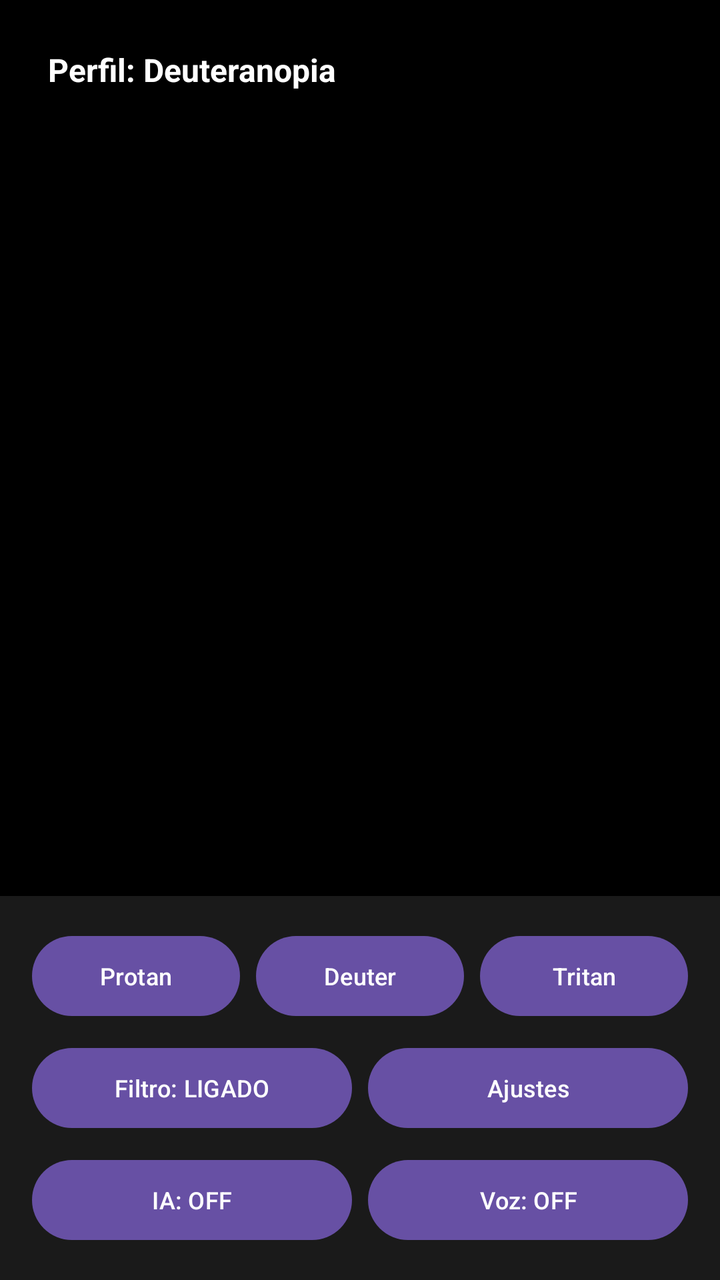
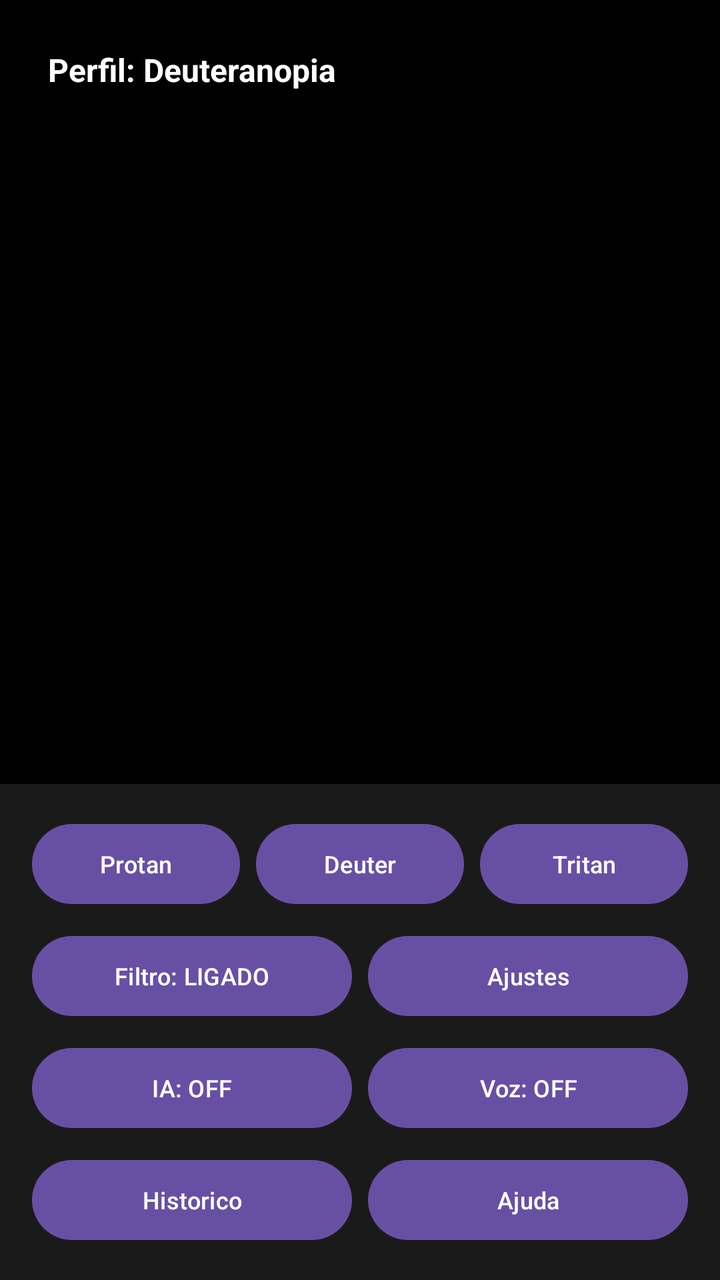

The first picture is an Android layout as it rendered before a commit; the second is the same layout after the commit. The layout source and the unified diff follow.
<!-- AndroidManifest.xml: application theme Theme.VisaoColor -->
<!-- res/layout/activity_main.xml -->
<?xml version="1.0" encoding="utf-8"?>
<androidx.constraintlayout.widget.ConstraintLayout
    xmlns:android="http://schemas.android.com/apk/res/android"
    xmlns:app="http://schemas.android.com/apk/res-auto"
    android:id="@+id/main"
    android:layout_width="match_parent"
    android:layout_height="match_parent"
    android:background="#000000">

    <ImageView
        android:id="@+id/imagemCamera"
        android:layout_width="0dp"
        android:layout_height="0dp"
        android:scaleType="centerCrop"
        app:layout_constraintTop_toTopOf="parent"
        app:layout_constraintBottom_toTopOf="@id/painelControles"
        app:layout_constraintStart_toStartOf="parent"
        app:layout_constraintEnd_toEndOf="parent" />

    <View
        android:id="@+id/marcador"
        android:layout_width="36dp"
        android:layout_height="36dp"
        android:visibility="gone"
        app:layout_constraintTop_toTopOf="parent"
        app:layout_constraintStart_toStartOf="parent" />

    <TextView
        android:id="@+id/textoStatus"
        android:layout_width="wrap_content"
        android:layout_height="wrap_content"
        android:layout_margin="16dp"
        android:padding="8dp"
        android:background="#88000000"
        android:text="Perfil: Deuteranopia"
        android:textColor="#FFFFFF"
        android:textSize="16sp"
        android:textStyle="bold"
        app:layout_constraintTop_toTopOf="parent"
        app:layout_constraintStart_toStartOf="parent" />

    <TextView
        android:id="@+id/textoCor"
        android:layout_width="wrap_content"
        android:layout_height="wrap_content"
        android:layout_marginTop="64dp"
        android:padding="10dp"
        android:background="#CC000000"
        android:text=""
        android:textColor="#FFFFFF"
        android:textSize="20sp"
        android:textStyle="bold"
        android:visibility="gone"
        app:layout_constraintTop_toTopOf="parent"
        app:layout_constraintStart_toStartOf="parent"
        app:layout_constraintEnd_toEndOf="parent" />

    
    <TextView
        android:id="@+id/textoAlerta"
        android:layout_width="wrap_content"
        android:layout_height="wrap_content"
        android:layout_marginBottom="8dp"
        android:padding="8dp"
        android:background="#CCAA0000"
        android:text=""
        android:textColor="#FFFFFF"
        android:textSize="14sp"
        android:visibility="gone"
        app:layout_constraintBottom_toTopOf="@id/painelControles"
        app:layout_constraintStart_toStartOf="parent"
        app:layout_constraintEnd_toEndOf="parent" />

    <LinearLayout
        android:id="@+id/painelControles"
        android:layout_width="match_parent"
        android:layout_height="wrap_content"
        android:orientation="vertical"
        android:padding="12dp"
        android:background="#1A1A1A"
        app:layout_constraintBottom_toBottomOf="parent"
        app:layout_constraintStart_toStartOf="parent"
        app:layout_constraintEnd_toEndOf="parent">

        <LinearLayout
            android:id="@+id/painelAjustes"
            android:layout_width="match_parent"
            android:layout_height="wrap_content"
            android:orientation="vertical"
            android:visibility="gone"
            android:paddingBottom="8dp">

            <TextView
                android:id="@+id/labelBrilho"
                android:layout_width="wrap_content"
                android:layout_height="wrap_content"
                android:text="Brilho: 0"
                android:textColor="#FFFFFF"
                android:textSize="13sp" />

            <SeekBar
                android:id="@+id/sliderBrilho"
                android:layout_width="match_parent"
                android:layout_height="wrap_content"
                android:max="200"
                android:progress="100" />

            <TextView
                android:id="@+id/labelContraste"
                android:layout_width="wrap_content"
                android:layout_height="wrap_content"
                android:text="Contraste: 100"
                android:textColor="#FFFFFF"
                android:textSize="13sp" />

            <SeekBar
                android:id="@+id/sliderContraste"
                android:layout_width="match_parent"
                android:layout_height="wrap_content"
                android:max="200"
                android:progress="100" />

            <TextView
                android:id="@+id/labelIntensidade"
                android:layout_width="wrap_content"
                android:layout_height="wrap_content"
                android:text="Intensidade: 100"
                android:textColor="#FFFFFF"
                android:textSize="13sp" />

            <SeekBar
                android:id="@+id/sliderIntensidade"
                android:layout_width="match_parent"
                android:layout_height="wrap_content"
                android:max="100"
                android:progress="100" />

            <Button
                android:id="@+id/botaoRestaurar"
                android:layout_width="match_parent"
                android:layout_height="wrap_content"
                android:text="Restaurar padrao"
                android:textSize="12sp" />

        </LinearLayout>

        <LinearLayout
            android:layout_width="match_parent"
            android:layout_height="wrap_content"
            android:orientation="horizontal">

            <Button
                android:id="@+id/botaoProtanopia"
                android:layout_width="0dp"
                android:layout_height="wrap_content"
                android:layout_weight="1"
                android:layout_margin="4dp"
                android:text="Protan"
                android:textSize="12sp" />

            <Button
                android:id="@+id/botaoDeuteranopia"
                android:layout_width="0dp"
                android:layout_height="wrap_content"
                android:layout_weight="1"
                android:layout_margin="4dp"
                android:text="Deuter"
                android:textSize="12sp" />

            <Button
                android:id="@+id/botaoTritanopia"
                android:layout_width="0dp"
                android:layout_height="wrap_content"
                android:layout_weight="1"
                android:layout_margin="4dp"
                android:text="Tritan"
                android:textSize="12sp" />

        </LinearLayout>

        <LinearLayout
            android:layout_width="match_parent"
            android:layout_height="wrap_content"
            android:orientation="horizontal">

            <Button
                android:id="@+id/botaoLigaDesliga"
                android:layout_width="0dp"
                android:layout_height="wrap_content"
                android:layout_weight="1"
                android:layout_margin="4dp"
                android:text="Filtro: LIGADO"
                android:textSize="12sp" />

            <Button
                android:id="@+id/botaoAjustes"
                android:layout_width="0dp"
                android:layout_height="wrap_content"
                android:layout_weight="1"
                android:layout_margin="4dp"
                android:text="Ajustes"
                android:textSize="12sp" />

        </LinearLayout>

        <LinearLayout
            android:layout_width="match_parent"
            android:layout_height="wrap_content"
            android:orientation="horizontal">

            <Button
                android:id="@+id/botaoIA"
                android:layout_width="0dp"
                android:layout_height="wrap_content"
                android:layout_weight="1"
                android:layout_margin="4dp"
                android:text="IA: OFF"
                android:textSize="12sp" />

            <Button
                android:id="@+id/botaoVoz"
                android:layout_width="0dp"
                android:layout_height="wrap_content"
                android:layout_weight="1"
                android:layout_margin="4dp"
                android:text="Voz: OFF"
                android:textSize="12sp" />

        </LinearLayout>

    </LinearLayout>

</androidx.constraintlayout.widget.ConstraintLayout>
<!-- resources referenced by this layout -->
<resources>
  <style name="Theme.VisaoColor" parent="Base.Theme.VisaoColor" />
  <style name="Base.Theme.VisaoColor" parent="Theme.Material3.DayNight.NoActionBar">
          
          
      </style>
</resources>

<!-- the commit's change to res/layout/activity_main.xml (unified diff, before → after) -->
@@ -55,7 +55,6 @@
         app:layout_constraintStart_toStartOf="parent"
         app:layout_constraintEnd_toEndOf="parent" />
 
-    
     <TextView
         android:id="@+id/textoAlerta"
         android:layout_width="wrap_content"
@@ -82,67 +81,125 @@
         app:layout_constraintStart_toStartOf="parent"
         app:layout_constraintEnd_toEndOf="parent">
 
-        <LinearLayout
+        <ScrollView
             android:id="@+id/painelAjustes"
             android:layout_width="match_parent"
-            android:layout_height="wrap_content"
-            android:orientation="vertical"
+            android:layout_height="260dp"
             android:visibility="gone"
             android:paddingBottom="8dp">
 
-            <TextView
-                android:id="@+id/labelBrilho"
-                android:layout_width="wrap_content"
-                android:layout_height="wrap_content"
-                android:text="Brilho: 0"
-                android:textColor="#FFFFFF"
-                android:textSize="13sp" />
-
-            <SeekBar
-                android:id="@+id/sliderBrilho"
+            <LinearLayout
                 android:layout_width="match_parent"
                 android:layout_height="wrap_content"
-                android:max="200"
-                android:progress="100" />
-
-            <TextView
-                android:id="@+id/labelContraste"
-                android:layout_width="wrap_content"
-                android:layout_height="wrap_content"
-                android:text="Contraste: 100"
-                android:textColor="#FFFFFF"
-                android:textSize="13sp" />
-
-            <SeekBar
-                android:id="@+id/sliderContraste"
-                android:layout_width="match_parent"
-                android:layout_height="wrap_content"
-                android:max="200"
-                android:progress="100" />
-
-            <TextView
-                android:id="@+id/labelIntensidade"
-                android:layout_width="wrap_content"
-                android:layout_height="wrap_content"
-                android:text="Intensidade: 100"
-                android:textColor="#FFFFFF"
-                android:textSize="13sp" />
-
-            <SeekBar
-                android:id="@+id/sliderIntensidade"
-                android:layout_width="match_parent"
-                android:layout_height="wrap_content"
-                android:max="100"
-                android:progress="100" />
-
-            <Button
-                android:id="@+id/botaoRestaurar"
-                android:layout_width="match_parent"
-                android:layout_height="wrap_content"
-                android:text="Restaurar padrao"
-                android:textSize="12sp" />
-
-        </LinearLayout>
+                android:orientation="vertical">
+
+                <TextView
+                    android:id="@+id/labelBrilho"
+                    android:layout_width="wrap_content"
+                    android:layout_height="wrap_content"
+                    android:text="Brilho: 0"
+                    android:textColor="#FFFFFF"
+                    android:textSize="13sp" />
+
+                <SeekBar
+                    android:id="@+id/sliderBrilho"
+                    android:layout_width="match_parent"
+                    android:layout_height="wrap_content"
+                    android:max="200"
+                    android:progress="100" />
+
+                <TextView
+                    android:id="@+id/labelContraste"
+                    android:layout_width="wrap_content"
+                    android:layout_height="wrap_content"
+                    android:text="Contraste: 100"
+                    android:textColor="#FFFFFF"
+                    android:textSize="13sp" />
+
+                <SeekBar
+                    android:id="@+id/sliderContraste"
+                    android:layout_width="match_parent"
+                    android:layout_height="wrap_content"
+                    android:max="200"
+                    android:progress="100" />
+
+                <TextView
+                    android:id="@+id/labelIntensidade"
+                    android:layout_width="wrap_content"
+                    android:layout_height="wrap_content"
+                    android:text="Intensidade: 100"
+                    android:textColor="#FFFFFF"
+                    android:textSize="13sp" />
+
+                <SeekBar
+                    android:id="@+id/sliderIntensidade"
+                    android:layout_width="match_parent"
+                    android:layout_height="wrap_content"
+                    android:max="100"
+                    android:progress="100" />
+
+                <TextView
+                    android:id="@+id/labelZoom"
+                    android:layout_width="wrap_content"
+                    android:layout_height="wrap_content"
+                    android:text="Zoom: 1.0x"
+                    android:textColor="#FFFFFF"
+                    android:textSize="13sp" />
+
+                <SeekBar
+                    android:id="@+id/sliderZoom"
+                    android:layout_width="match_parent"
+                    android:layout_height="wrap_content"
+                    android:max="100"
+                    android:progress="0" />
+
+                <TextView
+                    android:id="@+id/labelVelocidadeVoz"
+                    android:layout_width="wrap_content"
+                    android:layout_height="wrap_content"
+                    android:text="Velocidade da voz: 1.0x"
+                    android:textColor="#FFFFFF"
+                    android:textSize="13sp" />
+
+                <SeekBar
+                    android:id="@+id/sliderVelocidadeVoz"
+                    android:layout_width="match_parent"
+                    android:layout_height="wrap_content"
+                    android:max="100"
+                    android:progress="33" />
+
+                <TextView
+                    android:id="@+id/labelVolumeVoz"
+                    android:layout_width="wrap_content"
+                    android:layout_height="wrap_content"
+                    android:text="Volume da voz: 100%"
+                    android:textColor="#FFFFFF"
+                    android:textSize="13sp" />
+
+                <SeekBar
+                    android:id="@+id/sliderVolumeVoz"
+                    android:layout_width="match_parent"
+                    android:layout_height="wrap_content"
+                    android:max="100"
+                    android:progress="100" />
+
+                <Button
+                    android:id="@+id/botaoSensibilidade"
+                    android:layout_width="match_parent"
+                    android:layout_height="wrap_content"
+                    android:text="Sensibilidade dos alertas: Media"
+                    android:textSize="12sp" />
+
+                <Button
+                    android:id="@+id/botaoRestaurar"
+                    android:layout_width="match_parent"
+                    android:layout_height="wrap_content"
+                    android:text="Restaurar padrao"
+                    android:textSize="12sp" />
+
+            </LinearLayout>
+
+        </ScrollView>
 
         <LinearLayout
             android:layout_width="match_parent"
@@ -228,6 +285,31 @@
 
         </LinearLayout>
 
+        <LinearLayout
+            android:layout_width="match_parent"
+            android:layout_height="wrap_content"
+            android:orientation="horizontal">
+
+            <Button
+                android:id="@+id/botaoHistorico"
+                android:layout_width="0dp"
+                android:layout_height="wrap_content"
+                android:layout_weight="1"
+                android:layout_margin="4dp"
+                android:text="Historico"
+                android:textSize="12sp" />
+
+            <Button
+                android:id="@+id/botaoAjuda"
+                android:layout_width="0dp"
+                android:layout_height="wrap_content"
+                android:layout_weight="1"
+                android:layout_margin="4dp"
+                android:text="Ajuda"
+                android:textSize="12sp" />
+
+        </LinearLayout>
+
     </LinearLayout>
 
 </androidx.constraintlayout.widget.ConstraintLayout>
